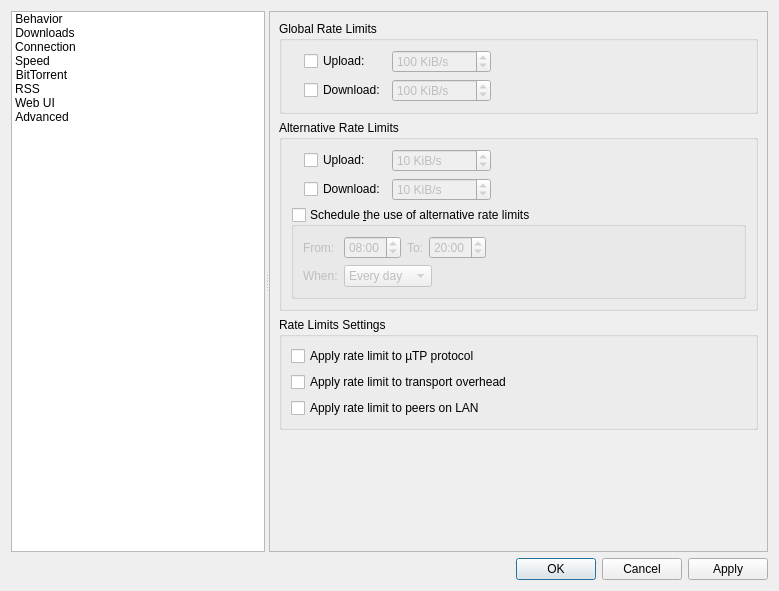
SysAdminDoc/qBittorrent-Vanced, file src/gui/optionsdialog.ui: the form before one commit.
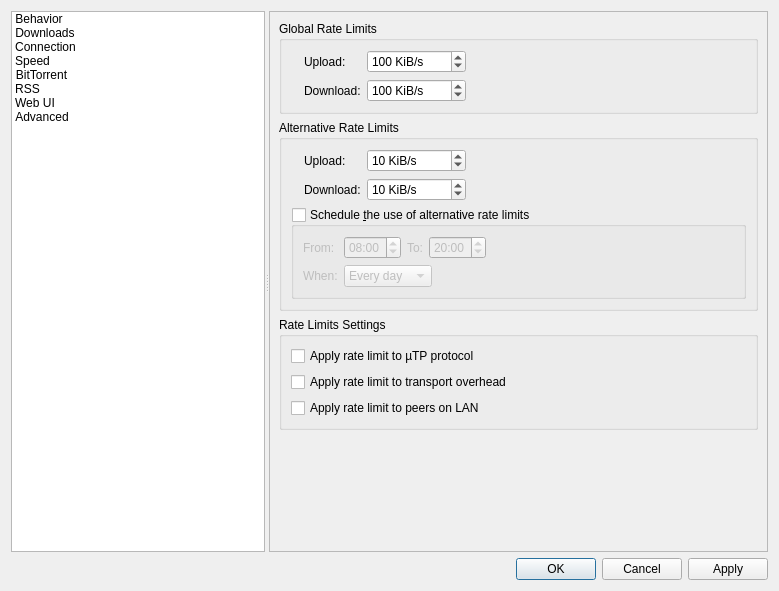
The form after the commit. The open tabs and pages were chosen to show the change. Custom widgets are drawn as their Qt base class.

Commit message:
Remove speed limit checkbox in Options dialog
This unifies speed limit UI elements throughout the program.

```diff
--- a/src/gui/optionsdialog.ui
+++ b/src/gui/optionsdialog.ui
@@ -1812,15 +1812,12 @@
               <layout class="QGridLayout" name="rateLimitBoxLayout">
                <item row="0" column="2">
                 <widget class="QSpinBox" name="spinUploadLimit">
-                 <property name="enabled">
-                  <bool>false</bool>
+                 <property name="specialValueText">
+                  <string>∞</string>
                  </property>
                  <property name="suffix">
                   <string> KiB/s</string>
                  </property>
-                 <property name="minimum">
-                  <number>1</number>
-                 </property>
                  <property name="maximum">
                   <number>1000000</number>
                  </property>
@@ -1829,24 +1826,14 @@
                  </property>
                 </widget>
                </item>
-               <item row="0" column="1">
-                <widget class="QCheckBox" name="checkUploadLimit">
-                 <property name="text">
-                  <string>Upload:</string>
-                 </property>
-                </widget>
-               </item>
                <item row="1" column="2">
                 <widget class="QSpinBox" name="spinDownloadLimit">
-                 <property name="enabled">
-                  <bool>false</bool>
+                 <property name="specialValueText">
+                  <string>∞</string>
                  </property>
                  <property name="suffix">
                   <string> KiB/s</string>
                  </property>
-                 <property name="minimum">
-                  <number>1</number>
-                 </property>
                  <property name="maximum">
                   <number>1000000</number>
                  </property>
@@ -1858,13 +1845,6 @@
                <item row="0" column="0" rowspan="2">
                 <widget class="QLabel" name="labelGlobalRate"/>
                </item>
-               <item row="1" column="1">
-                <widget class="QCheckBox" name="checkDownloadLimit">
-                 <property name="text">
-                  <string>Download:</string>
-                 </property>
-                </widget>
-               </item>
                <item row="0" column="3">
                 <spacer name="horizontalSpacer">
                  <property name="orientation">
@@ -1878,6 +1858,20 @@
                  </property>
                 </spacer>
                </item>
+               <item row="0" column="1">
+                <widget class="QLabel" name="label_10">
+                 <property name="text">
+                  <string>Upload:</string>
+                 </property>
+                </widget>
+               </item>
+               <item row="1" column="1">
+                <widget class="QLabel" name="label_11">
+                 <property name="text">
+                  <string>Download:</string>
+                 </property>
+                </widget>
+               </item>
               </layout>
              </widget>
             </item>
@@ -1887,6 +1881,22 @@
                <string>Alternative Rate Limits</string>
               </property>
               <layout class="QGridLayout" name="gridLayout_6">
+               <item row="1" column="2">
+                <widget class="QSpinBox" name="spinDownloadLimitAlt">
+                 <property name="specialValueText">
+                  <string>∞</string>
+                 </property>
+                 <property name="suffix">
+                  <string> KiB/s</string>
+                 </property>
+                 <property name="maximum">
+                  <number>1000000</number>
+                 </property>
+                 <property name="value">
+                  <number>10</number>
+                 </property>
+                </widget>
+               </item>
                <item row="0" column="0" rowspan="2">
                 <widget class="QLabel" name="labelAltRate"/>
                </item>
@@ -2001,49 +2011,13 @@
                  </layout>
                 </widget>
                </item>
-               <item row="0" column="1">
-                <widget class="QCheckBox" name="checkUploadLimitAlt">
-                 <property name="text">
-                  <string>Upload:</string>
-                 </property>
-                </widget>
-               </item>
-               <item row="1" column="1">
-                <widget class="QCheckBox" name="checkDownloadLimitAlt">
-                 <property name="text">
-                  <string>Download:</string>
-                 </property>
-                </widget>
-               </item>
                <item row="0" column="2">
                 <widget class="QSpinBox" name="spinUploadLimitAlt">
-                 <property name="enabled">
-                  <bool>false</bool>
+                 <property name="specialValueText">
+                  <string>∞</string>
                  </property>
                  <property name="suffix">
                   <string> KiB/s</string>
-                 </property>
-                 <property name="minimum">
-                  <number>1</number>
-                 </property>
-                 <property name="maximum">
-                  <number>1000000</number>
-                 </property>
-                 <property name="value">
-                  <number>10</number>
-                 </property>
-                </widget>
-               </item>
-               <item row="1" column="2">
-                <widget class="QSpinBox" name="spinDownloadLimitAlt">
-                 <property name="enabled">
-                  <bool>false</bool>
-                 </property>
-                 <property name="suffix">
-                  <string> KiB/s</string>
-                 </property>
-                 <property name="minimum">
-                  <number>1</number>
                  </property>
                  <property name="maximum">
                   <number>1000000</number>
@@ -2066,6 +2040,20 @@
                  </property>
                 </spacer>
                </item>
+               <item row="0" column="1">
+                <widget class="QLabel" name="label_13">
+                 <property name="text">
+                  <string>Upload:</string>
+                 </property>
+                </widget>
+               </item>
+               <item row="1" column="1">
+                <widget class="QLabel" name="label_14">
+                 <property name="text">
+                  <string>Download:</string>
+                 </property>
+                </widget>
+               </item>
               </layout>
              </widget>
             </item>
```
Left out of the diff: 68 changed lines with no effect on the pictures. The commit also changes 6 other files.
